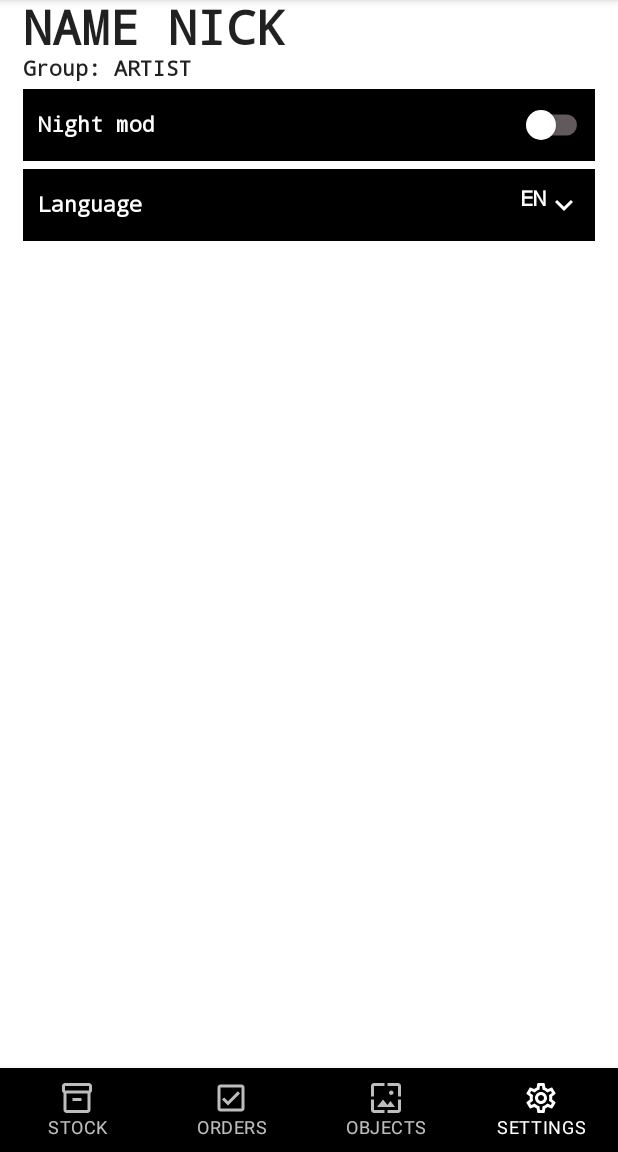
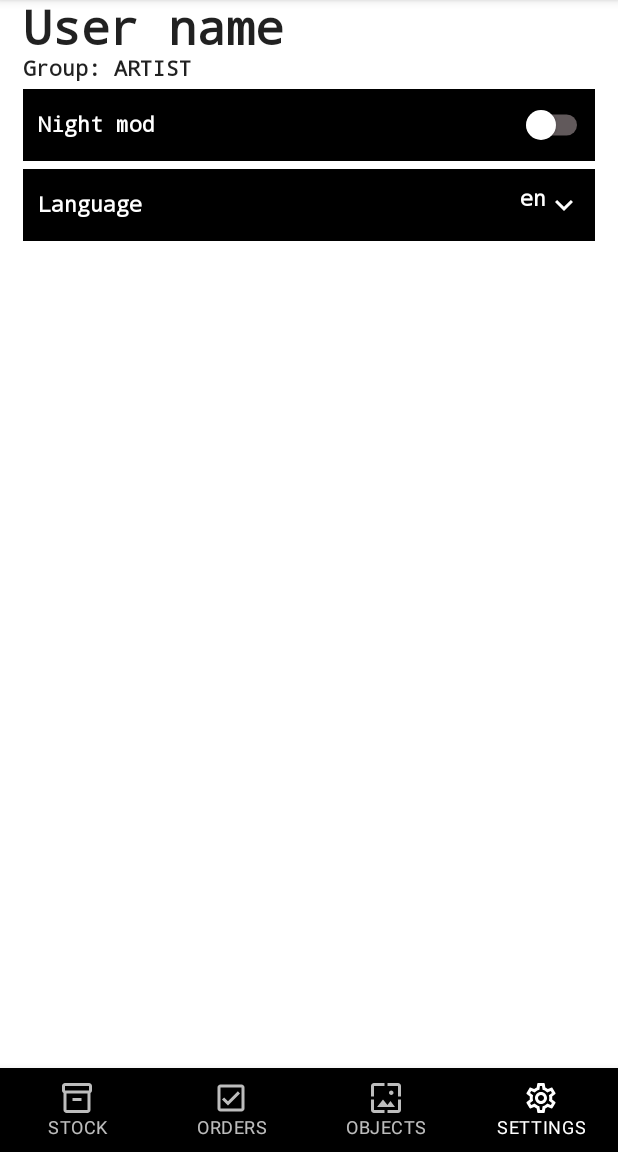
Before and after one commit to DoktorTa/StockSystem, an Android app built with Jetpack Compose: the screen it shows after launch (MainActivity), item 4 of the bottom bar chosen, on a phone screen of 412 x 824 dp, the part 84-1236 px from its top. Run offline under Robolectric (Android 15) with nearby library versions, the phone set to English and light mode, and no system bars; our stand-ins replace Dagger/Hilt's generated code.

Commit message:
v0.2.0 relese

```diff
--- a/STENOGRAFFIA_APP/app/src/main/java/stenograffia/app/MainActivity.kt
+++ b/STENOGRAFFIA_APP/app/src/main/java/stenograffia/app/MainActivity.kt
@@ -12,6 +12,7 @@ import androidx.compose.runtime.State
 import androidx.compose.runtime.collectAsState
 import androidx.hilt.navigation.compose.hiltViewModel
 import dagger.hilt.android.AndroidEntryPoint
+import kotlinx.coroutines.flow.Flow
 import stenograffia.app.ui.settings.DataStoreSettings
 import stenograffia.app.ui.settings.SettingsViewModel
 import stenograffia.app.ui.theme.STENOGRAFFIAAPPTheme
@@ -21,19 +22,16 @@ import java.util.*
 @AndroidEntryPoint
 class MainActivity : ComponentActivity() {
 
+    private lateinit var dataStoreSettings: DataStoreSettings
+
     override fun onCreate(savedInstanceState: Bundle?) {
         super.onCreate(savedInstanceState)
-
-
-        val locale = Locale.ENGLISH
-        val configuration = baseContext.resources.configuration
-        configuration.setLocale(locale)
-        baseContext.resources.updateConfiguration(configuration, null)
-
+        dataStoreSettings = DataStoreSettings(applicationContext)
 
         setContent {
             val settingsViewModel: SettingsViewModel = hiltViewModel()
             LoadSettings(settingsViewModel)
+            LoadLocate(settingsViewModel)
 
             STENOGRAFFIAAPPTheme(
                 darkTheme = settingsViewModel.isDarkThemeEnabled.value
@@ -45,8 +43,20 @@ class MainActivity : ComponentActivity() {
 
     @Composable
     private fun LoadSettings(settingsViewModel: SettingsViewModel){
-        val dataStoreUtil = DataStoreSettings(applicationContext)
-        val dt: State<Boolean> = dataStoreUtil.getTheme().collectAsState(initial = false)
-        settingsViewModel.setTheme(dt.value)
+        val theme: State<Boolean> = dataStoreSettings.getTheme().collectAsState(initial = false)
+        settingsViewModel.setTheme(theme.value)
+    }
+
+    @Composable
+    private fun LoadLocate(settingsViewModel: SettingsViewModel){
+        val locate: State<String> = dataStoreSettings.getLocale().collectAsState(
+            initial = Locale.ENGLISH.language
+        )
+        settingsViewModel.setLocale(Locale(locate.value))
+
+        val configuration = baseContext.resources.configuration
+        configuration.setLocale(settingsViewModel.localeActive.value)
+        baseContext.resources.updateConfiguration(configuration, null)
+
     }
 }
--- a/STENOGRAFFIA_APP/app/src/main/java/stenograffia/app/StenograffiaApp.kt
+++ b/STENOGRAFFIA_APP/app/src/main/java/stenograffia/app/StenograffiaApp.kt
@@ -40,7 +40,6 @@ fun StenograffiaApp(
     settingsViewModel: SettingsViewModel
 ){
     val navController = rememberNavController()
-    val app = ((LocalContext.current as Activity).application as App)
     Scaffold(
         topBar = { CustomTopBar() },
         bottomBar = { NavigationMenu(navController = navController) }
@@ -50,7 +49,7 @@ fun StenograffiaApp(
             composable(Screen.StockCategories.route) {StockCategories(navController)}
             composable(Screen.Orders.route) { InFutureVersion(navController) }
             composable(Screen.Objects.route) { InFutureVersion(navController) }
-            composable(Screen.Settings.route) { Settings(navController, settingsViewModel) }
+            composable(Screen.Settings.route) { Settings(settingsViewModel) }
 
             composable("ListPaintLine") { ListPaintLine(navController) }
 
--- a/STENOGRAFFIA_APP/app/src/main/java/stenograffia/app/ui/settings/Settings.kt
+++ b/STENOGRAFFIA_APP/app/src/main/java/stenograffia/app/ui/settings/Settings.kt
@@ -1,6 +1,5 @@
 package stenograffia.app.ui.settings
 
-import android.util.Log
 import androidx.compose.foundation.background
 import androidx.compose.foundation.layout.Column
 import androidx.compose.foundation.layout.Row
@@ -8,42 +7,44 @@ import androidx.compose.foundation.layout.Spacer
 import androidx.compose.foundation.layout.padding
 import androidx.compose.material.*
 import androidx.compose.material.icons.Icons
-import androidx.compose.material.icons.filled.MoreVert
 import androidx.compose.material.icons.outlined.ExpandMore
 import androidx.compose.runtime.*
 import androidx.compose.ui.Alignment
 import androidx.compose.ui.Modifier
 import androidx.compose.ui.graphics.Color
 import androidx.compose.ui.platform.LocalContext
-import androidx.compose.ui.tooling.preview.UiMode
+import androidx.compose.ui.res.dimensionResource
+import androidx.compose.ui.res.stringResource
 import androidx.compose.ui.unit.Dp
 import androidx.compose.ui.unit.DpOffset
 import androidx.compose.ui.unit.dp
-import androidx.hilt.navigation.compose.hiltViewModel
-import androidx.navigation.NavController
 import kotlinx.coroutines.launch
+import stenograffia.app.R
 
 
 @Composable
 fun Settings(
-    navController: NavController,
     settingsViewModel: SettingsViewModel,
 ){
     val dataStoreSettings = DataStoreSettings(LocalContext.current)
 
     Column {
         Text(
-            text = "NAME NICK",
+            text = settingsViewModel.userName,
             style = MaterialTheme.typography.h1,
-            modifier = Modifier.padding(start = 15.dp)
+            modifier = Modifier.padding(
+                start = dimensionResource(id = R.dimen.settings_text_padding_start)
             )
+        )
         Text(
-            text = "Group: ARTIST",
+            text = stringResource(id = R.string.setting_group_name, settingsViewModel.userStatus),
             style = MaterialTheme.typography.body1,
-            modifier = Modifier.padding(start = 15.dp)
+            modifier = Modifier.padding(
+                start = dimensionResource(id = R.dimen.settings_text_padding_start)
+            )
         )
         ThemeSelector(dataStoreSettings, settingsViewModel)
-        LangSelector()
+        LangSelector(dataStoreSettings, settingsViewModel)
 
     }
 }
@@ -58,19 +59,27 @@ fun ThemeSelector(
 
     Row(
         modifier = Modifier
-            .padding(start = 15.dp, end = 15.dp, top = 5.dp)
-            .background(MaterialTheme.colors.primary)
+            .padding(
+                start = dimensionResource(id = R.dimen.settings_block_padding_start_end),
+                end = dimensionResource(id = R.dimen.settings_block_padding_start_end),
+                top = dimensionResource(id = R.dimen.settings_block_padding_top)
+            )
+            .background(color = MaterialTheme.colors.primary)
     ) {
         Text(
-            text = "Night mod",
+            text = stringResource(id = R.string.setting_name_theme),
             color = MaterialTheme.colors.secondary,
             modifier = Modifier
-                .padding(start = 10.dp)
+                .padding(
+                    start = dimensionResource(id = R.dimen.settings_text_in_block_padding_start)
+                )
                 .align(Alignment.CenterVertically),
         )
         Spacer(Modifier.weight(1f, true))
         Switch(
-            modifier = Modifier.padding(end = 5.dp),
+            modifier = Modifier.padding(
+                end = dimensionResource(id = R.dimen.settings_block_selector_padding_end)
+            ),
             checked = checkedState.value,
             onCheckedChange = {
                 checkedState.value = it
@@ -88,36 +97,43 @@ fun ThemeSelector(
 
 @Composable
 fun LangSelector(
-//    dataStoreSettings: DataStoreSettings,
-//    settingsViewModel: SettingsViewModel
+    dataStoreSettings: DataStoreSettings,
+    settingsViewModel: SettingsViewModel
 ) {
-//    val checkedState = remember { settingsViewModel.isDarkThemeEnabled }
-//    val coroutineScope = rememberCoroutineScope()
+    val coroutineScope = rememberCoroutineScope()
 
     var expanded by remember { mutableStateOf(false) }
-    val items = listOf("EN", "RU")
-    var disabledValue = remember { mutableStateOf("EN") }
+    val items = settingsViewModel.localeList.values
+    val disabledValue = remember { settingsViewModel.localeActive }
 
     Row(
         modifier = Modifier
-            .padding(start = 15.dp, end = 15.dp, top = 5.dp)
+            .padding(
+                start = dimensionResource(id = R.dimen.settings_block_padding_start_end),
+                end = dimensionResource(id = R.dimen.settings_block_padding_start_end),
+                top = dimensionResource(id = R.dimen.settings_block_padding_top)
+            )
             .background(MaterialTheme.colors.primary)
     ) {
         Text(
-            text = "Language",
+            text = stringResource(id = R.string.setting_name_locale),
             color = MaterialTheme.colors.secondary,
             modifier = Modifier
-                .padding(start = 10.dp)
+                .padding(
+                    start = dimensionResource(id = R.dimen.settings_text_in_block_padding_start)
+                )
                 .align(Alignment.CenterVertically),
         )
         Spacer(Modifier.weight(1f, true))
         IconButton(
             onClick = { expanded = true },
-            modifier = Modifier.padding(end = 5.dp)
+            modifier = Modifier.padding(
+                end = dimensionResource(id = R.dimen.settings_block_selector_padding_end)
+            )
         ) {
             Row(){
                 Text(
-                    text = disabledValue.value,
+                    text = disabledValue.value.language,
                     color = MaterialTheme.colors.secondary
                 )
                 Icon(
@@ -136,8 +152,11 @@ fun LangSelector(
                 DropdownMenuItem(onClick = {
                     disabledValue.value = s
                     expanded = false
+                    coroutineScope.launch {
+                        dataStoreSettings.saveLocale(s.language)
+                    }
                 }) {
-                    Text(text = s)
+                    Text(text = s.language)
                 }
             }
         }
--- a/STENOGRAFFIA_APP/app/src/main/java/stenograffia/app/ui/settings/SettingsViewModel.kt
+++ b/STENOGRAFFIA_APP/app/src/main/java/stenograffia/app/ui/settings/SettingsViewModel.kt
@@ -16,10 +16,25 @@ class SettingsViewModel @Inject constructor(): ViewModel() {
     val userName: String = "User name"
     val userStatus: String = "ARTIST"
 
+    var localeActive = mutableStateOf(Locale("en"))
+        private set
+
+    fun setLocale(locale: Locale){
+        localeActive.value = locale
+    }
+
+    val localeList: Map<String, Locale> = mapOf(
+        "en" to Locale("en"),
+        "ru" to Locale("ru")
+    )
+
     var isDarkThemeEnabled = mutableStateOf(true)
         private set
 
     fun setTheme(isDarkTheme: Boolean) {
         isDarkThemeEnabled.value = isDarkTheme
     }
+
+
+
 }
--- a/STENOGRAFFIA_APP/app/src/main/res/values/dimens.xml
+++ b/STENOGRAFFIA_APP/app/src/main/res/values/dimens.xml
@@ -33,4 +33,11 @@
 <!--  TopBar  -->
     <dimen name="top_bar_padding_text_start">5dp</dimen>
 
+<!--  Settings  -->
+    <dimen name="settings_text_padding_start">15dp</dimen>
+    <dimen name="settings_text_in_block_padding_start">10dp</dimen>
+    <dimen name="settings_block_padding_start_end">15dp</dimen>
+    <dimen name="settings_block_padding_top">5dp</dimen>
+    <dimen name="settings_block_selector_padding_end">5dp</dimen>
+
 </resources>
--- a/STENOGRAFFIA_APP/app/src/main/res/values/strings.xml
+++ b/STENOGRAFFIA_APP/app/src/main/res/values/strings.xml
@@ -36,7 +36,11 @@
 <!--  PaintListLikeness  -->
     <string name="paint_list_likeness_description_text">LIKENESS: %1$s</string>
 
-
+<!-- Settings -->
+    <string name="restart_the_app" translatable="false">Restart the app</string>
+    <string name="setting_group_name">Group: %1$s</string>
+    <string name="setting_name_theme">Night mod</string>
+    <string name="setting_name_locale">Language</string>
 
 <!--  Other  -->
     <string name="default_text">Default text</string>
```
Also changed, not shown: 2 other files.
